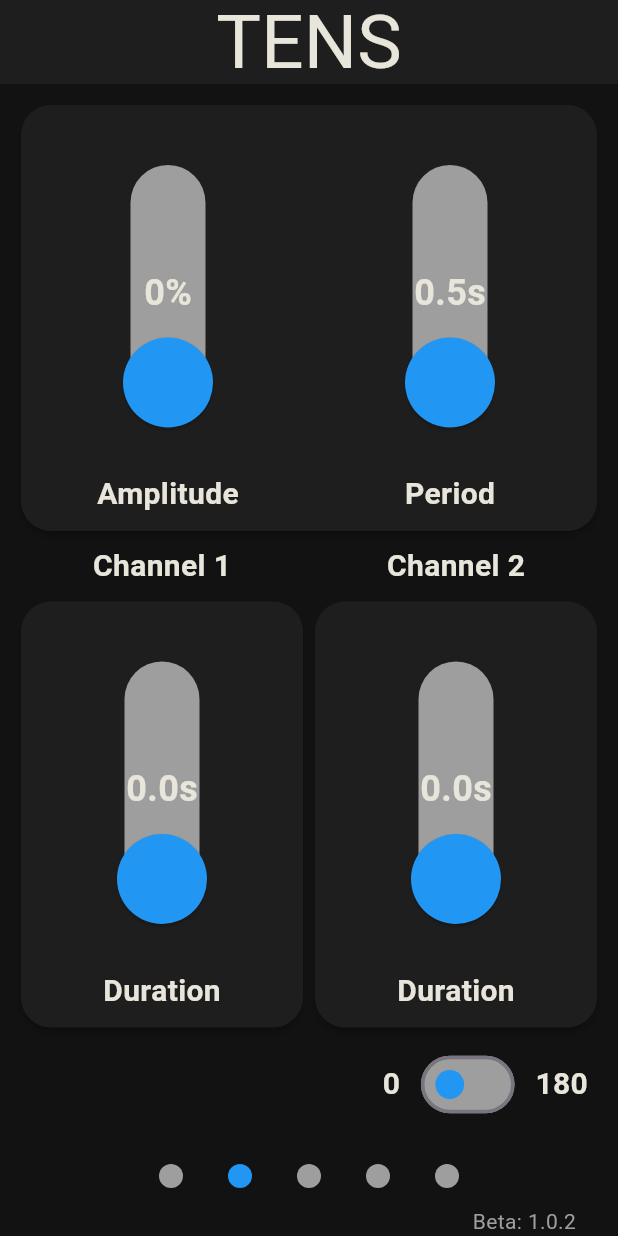
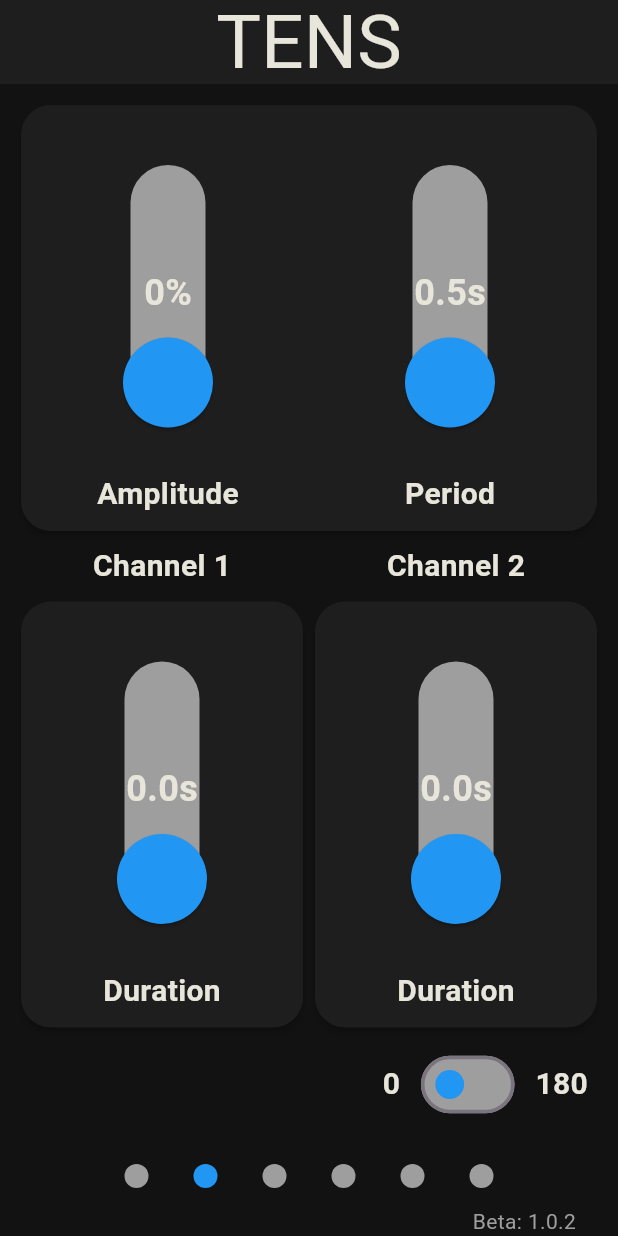
Before and after one commit to HaskizMe/PainDrainPhoneApp, a Flutter app: the PageNavigation screen opened directly, after a tap on an icon or button, on a phone screen of 412 x 824 dp. Run offline on Flutter 3.47's test engine with Material 3 defaults, Android fonts, the phone set to English and light mode, and no system bars; our stand-ins replace device_preview, dots_indicator, flutter_blue_plus, get, package_info_plus, percent_indicator and 2 more; accounts and stored records are empty.

Commit message:
can't remember what I changed

```diff
--- a/lib/main.dart
+++ b/lib/main.dart
@@ -90,7 +90,7 @@ class _PageNavigationState extends State<PageNavigation> with WidgetsBindingObse
     const TENSSettings(),
     const TempSettings(),
     const VibrationSettings(),
-    // const RegisterState(),
+    const RegisterState(),
     const PresetSettings()
   ];
   @override
--- a/lib/screens/TENS_settings.dart
+++ b/lib/screens/TENS_settings.dart
@@ -359,16 +359,16 @@ class _TENSSettingsState extends State<TENSSettings> with WidgetsBindingObserver
                         ],
                       ),
                     ),
-                    // const SizedBox(height: 5),
-                    // if(readValue.isNotEmpty)
-                    //   Text(
-                    //     readValue,
-                    //     style: const TextStyle(
-                    //       color: AppColors.offWhite,
-                    //       fontWeight: FontWeight.bold,
-                    //       fontSize: 20,
-                    //     ),
-                    //   ),
+                    const SizedBox(height: 5),
+                    if(readValue.isNotEmpty)
+                      Text(
+                        readValue,
+                        style: const TextStyle(
+                          color: AppColors.offWhite,
+                          fontWeight: FontWeight.bold,
+                          fontSize: 20,
+                        ),
+                      ),
                   ],
                 ),
                 const SizedBox(height: 80),
--- a/lib/screens/temp_settings.dart
+++ b/lib/screens/temp_settings.dart
@@ -255,16 +255,16 @@ class _TempSettingsState extends State<TempSettings> {
                       ),
                     ),
                   ),
-                  // const SizedBox(height: 10),
-                  // if(readValue.isNotEmpty)
-                  //   Text(
-                  //     readValue,
-                  //     style: const TextStyle(
-                  //       color: AppColors.offWhite,
-                  //       fontWeight: FontWeight.bold,
-                  //       fontSize: 20,
-                  //     ),
-                  //   ),
+                  const SizedBox(height: 10),
+                  if(readValue.isNotEmpty)
+                    Text(
+                      readValue,
+                      style: const TextStyle(
+                        color: AppColors.offWhite,
+                        fontWeight: FontWeight.bold,
+                        fontSize: 20,
+                      ),
+                    ),
                 ],
               ),
             ),
--- a/lib/screens/vibration_settings.dart
+++ b/lib/screens/vibration_settings.dart
@@ -215,16 +215,16 @@ class _VibrationSettingsState extends State<VibrationSettings> {
                       ),
                     ),
                   ),
-                  // const SizedBox(height: 10),
-                  // if(readValue.isNotEmpty)
-                  //   Text(
-                  //     readValue,
-                  //     style: const TextStyle(
-                  //       color: AppColors.offWhite,
-                  //       fontWeight: FontWeight.bold,
-                  //       fontSize: 20,
-                  //     ),
-                  //   ),
+                  const SizedBox(height: 10),
+                  if(readValue.isNotEmpty)
+                    Text(
+                      readValue,
+                      style: const TextStyle(
+                        color: AppColors.offWhite,
+                        fontWeight: FontWeight.bold,
+                        fontSize: 20,
+                      ),
+                    ),
                   const SizedBox(height: 80)
                 ],
               )
```
Also changed, not shown: lib/screens/home_page.dart (+5 -5 lines).
